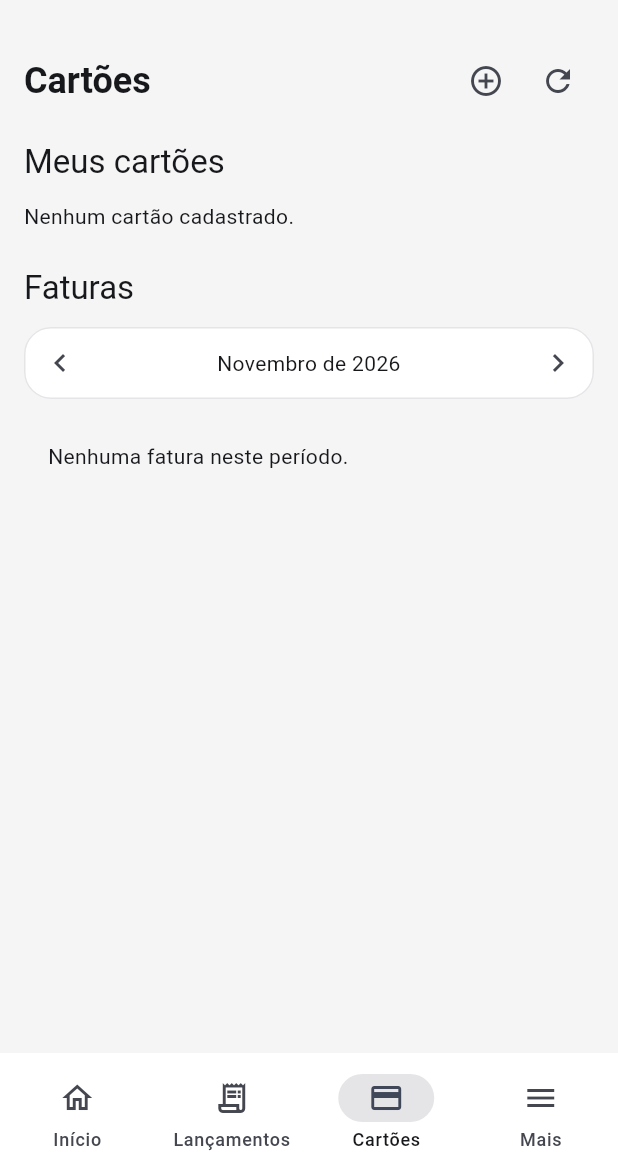
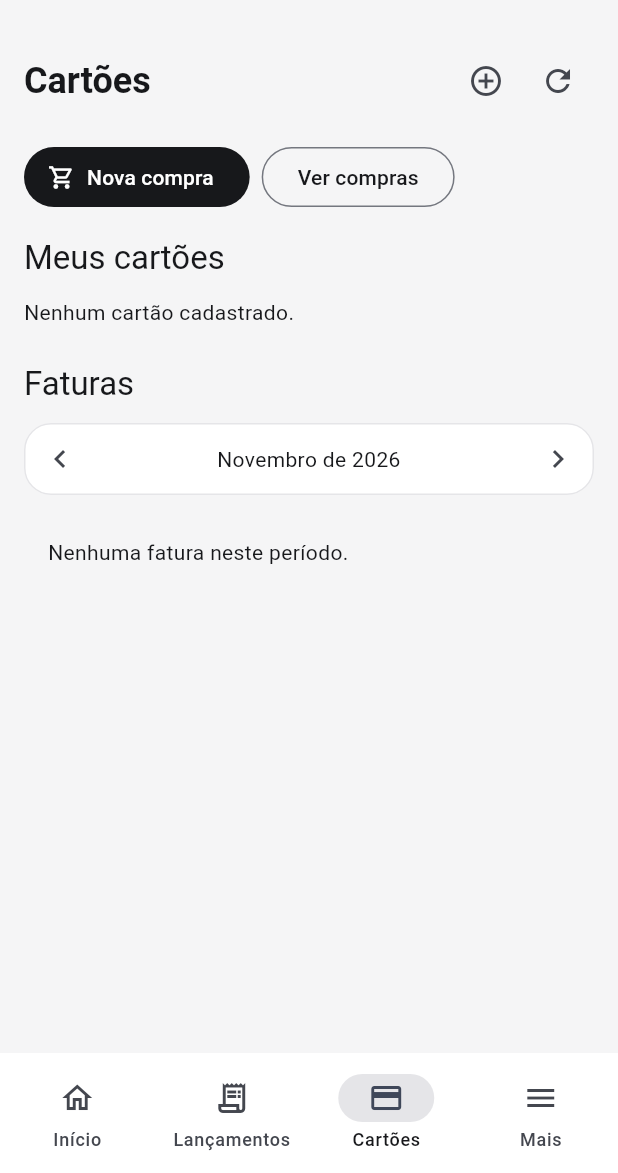
Before and after one commit to euKelsey/Controle-Financeiro-Android, a Flutter app: the screen it shows after launch, item 3 of the bottom bar chosen, on a phone screen of 412 x 824 dp, the part 63-1236 px from its top. Run offline on Flutter 3.47's test engine with Material 3 defaults, Android fonts, the phone set to English and light mode, and no system bars; our stand-ins replace shared_preferences, sqflite; accounts and stored records are empty.

Commit message:
feat: integrar registro e consulta de compras na aba cartoes

```diff
--- a/lib/screens/cartoes_screen.dart
+++ b/lib/screens/cartoes_screen.dart
@@ -8,17 +8,24 @@ import '../services/cartao_service.dart';
 import '../services/fatura_service.dart';
 import '../theme/app_theme.dart';
 import 'cartao_form_screen.dart';
+import 'compra_cartao_form_screen.dart';
+import '../models/compra_cartao_model.dart';
+import '../repositories/compra_cartao_repository.dart';
+import '../repositories/categoria_repository.dart';
+import '../services/compra_cartao_service.dart';
 
 class CartoesScreen extends StatefulWidget {
   final CartaoService? cartaoService;
   final FaturaService? faturaService;
   final FaturaRepository? faturaRepository;
+  final CompraCartaoService? compraService;
 
   const CartoesScreen({
     super.key,
     this.cartaoService,
     this.faturaService,
     this.faturaRepository,
+    this.compraService,
   });
 
   @override
@@ -27,6 +34,7 @@ class CartoesScreen extends StatefulWidget {
 
 class _CartoesScreenState extends State<CartoesScreen> {
   late final CartaoService _cartaoService;
+  late final CompraCartaoService _compraService;
   late final FaturaService _faturaService;
   late final FaturaRepository _faturaRepository;
   late Future<List<CartaoModel>> _cartoes;
@@ -52,6 +60,11 @@ class _CartoesScreenState extends State<CartoesScreen> {
       _faturaRepository,
       lancamentoRepository: LancamentoRepository(),
       movimentacaoRepository: MovimentacaoRepository(),
+    );
+    _compraService = widget.compraService ?? CompraCartaoService(
+      CompraCartaoRepository(),
+      cartaoRepository: CartaoRepository(),
+      categoriaRepository: CategoriaRepository(),
     );
     _consultar();
   }
@@ -183,6 +196,58 @@ class _CartoesScreenState extends State<CartoesScreen> {
     } finally {
       if (mounted) setState(() => _pagando = false);
     }
+  }
+
+  Future<void> _novaCompra() async {
+    final mudou = await Navigator.of(context).push<bool>(
+      MaterialPageRoute(
+        builder: (_) => CompraCartaoFormScreen(service: _compraService),
+      ),
+    );
+    if (mudou == true && mounted) _atualizar();
+  }
+
+  Future<void> _verCompras() async {
+    final compras = _compraService.listarCompras();
+    await Navigator.of(context).push<void>(
+      MaterialPageRoute(
+        builder: (_) => Scaffold(
+          appBar: AppBar(title: const Text('Compras no cartão')),
+          body: FutureBuilder<List<CompraCartaoModel>>(
+            future: compras,
+            builder: (context, snapshot) {
+              if (snapshot.hasError) {
+                return const Center(child: Text('Não foi possível carregar as compras.'));
+              }
+              if (!snapshot.hasData) {
+                return const Center(child: CircularProgressIndicator());
+              }
+              final lista = snapshot.data!;
+              if (lista.isEmpty) {
+                return const Center(child: Text('Nenhuma compra cadastrada.'));
+              }
+              return ListView.builder(
+                padding: const EdgeInsets.all(16),
+                itemCount: lista.length,
+                itemBuilder: (context, i) {
+                  final compra = lista[i];
+                  return Card(
+                    child: ListTile(
+                      title: Text(compra.descricao),
+                      subtitle: Text(
+                        '${_data(compra.dataCompra)} · ${compra.quantidadeParcelas}x'
+                        ' · ${compra.status == 'ATIVA' ? 'Ativa' : 'Cancelada'}',
+                      ),
+                      trailing: Text(_moeda(compra.valorTotal)),
+                    ),
+                  );
+                },
+              );
+            },
+          ),
+        ),
+      ),
+    );
   }
 
   Future<void> _abrirFormulario([CartaoModel? cartao]) async {
@@ -360,6 +425,22 @@ class _CartoesScreenState extends State<CartoesScreen> {
             ],
           ),
           const SizedBox(height: 16),
+          Wrap(
+            spacing: 8,
+            runSpacing: 8,
+            children: [
+              FilledButton.icon(
+                onPressed: _novaCompra,
+                icon: const Icon(Icons.shopping_cart_outlined),
+                label: const Text('Nova compra'),
+              ),
+              OutlinedButton(
+                onPressed: _verCompras,
+                child: const Text('Ver compras'),
+              ),
+            ],
+          ),
+          const SizedBox(height: 16),
           Text('Meus cartões', style: textos.titleLarge),
           const SizedBox(height: 12),
           FutureBuilder<List<CartaoModel>>(
```
